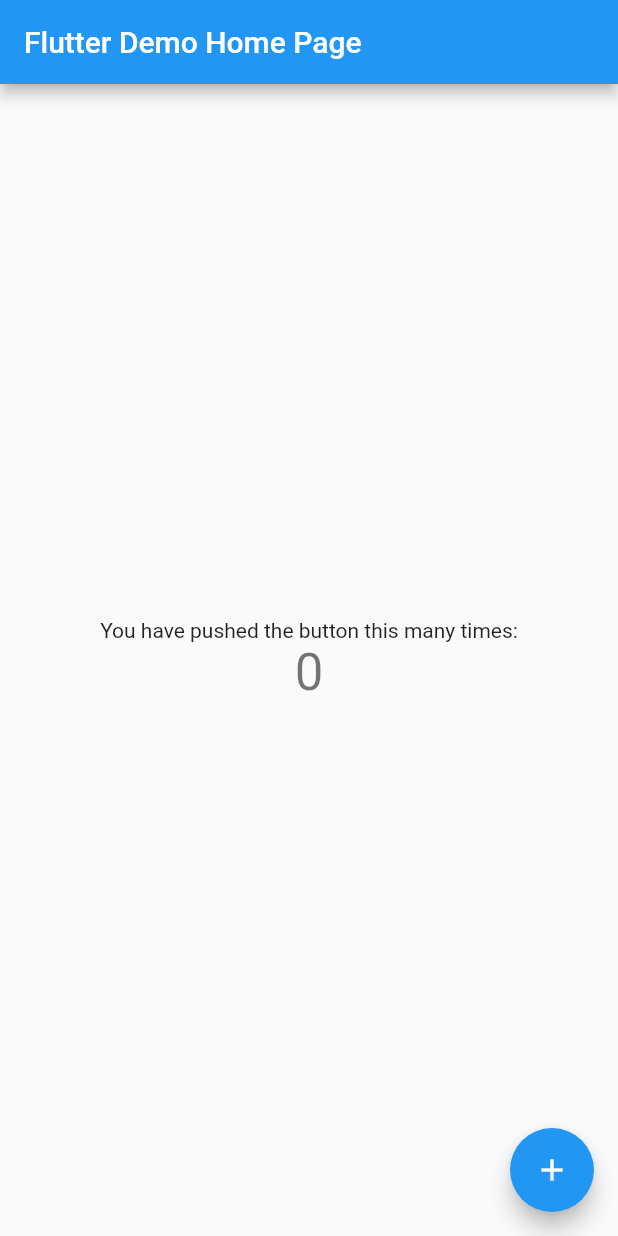
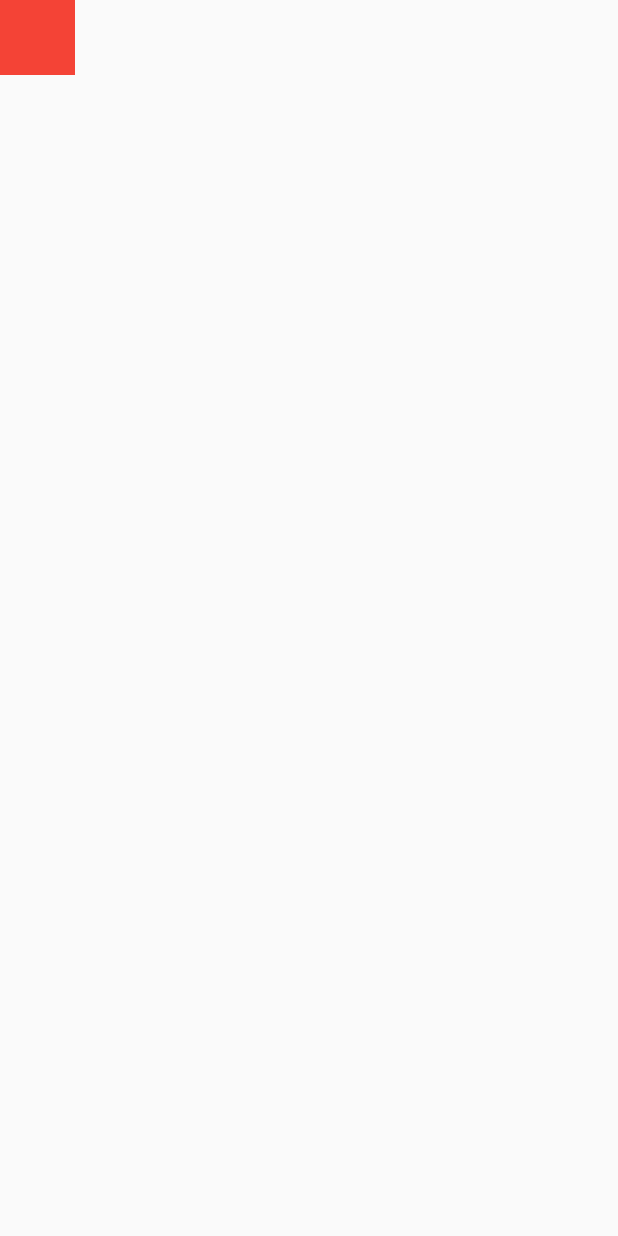
Before and after one commit to Muckesh/Ecom_ui, a Flutter app: the screen it shows after launch, on a phone screen of 412 x 824 dp. Run offline on Flutter 3.47's test engine with Material 2 defaults, Android fonts, the phone set to English and light mode, and no system bars.

Commit message:
setting up

```diff
--- /dev/null
+++ b/lib/colors/AppColors.dart
@@ -0,0 +1,11 @@
+import 'package:flutter/cupertino.dart';
+
+class AppColors {
+  static const primaryColor = Color(0xff675D5D);
+  static const secondayColor = Color(0xff52CFF1);
+  static const black = Color(0xff000000);
+  static const white = Color(0xffFFFFFF);
+  static const containerColor = Color(0xffB8B4B4);
+  static const btnColor = Color(0xff30C4EC);
+  static const priceColor = Color(0xff69F68A);
+}
--- a/lib/main.dart
+++ b/lib/main.dart
@@ -24,92 +24,22 @@
         // is not restarted.
         primarySwatch: Colors.blue,
       ),
-      home: const MyHomePage(title: 'Flutter Demo Home Page'),
+      home: const HomePage(),
     );
   }
 }
 
-class MyHomePage extends StatefulWidget {
-  const MyHomePage({Key? key, required this.title}) : super(key: key);
-
-  // This widget is the home page of your application. It is stateful, meaning
-  // that it has a State object (defined below) that contains fields that affect
-  // how it looks.
-
-  // This class is the configuration for the state. It holds the values (in this
-  // case the title) provided by the parent (in this case the App widget) and
-  // used by the build method of the State. Fields in a Widget subclass are
-  // always marked "final".
-
-  final String title;
-
-  @override
-  State<MyHomePage> createState() => _MyHomePageState();
-}
-
-class _MyHomePageState extends State<MyHomePage> {
-  int _counter = 0;
-
-  void _incrementCounter() {
-    setState(() {
-      // This call to setState tells the Flutter framework that something has
-      // changed in this State, which causes it to rerun the build method below
-      // so that the display can reflect the updated values. If we changed
-      // _counter without calling setState(), then the build method would not be
-      // called again, and so nothing would appear to happen.
-      _counter++;
-    });
-  }
+class HomePage extends StatelessWidget {
+  const HomePage({Key? key}) : super(key: key);
 
   @override
   Widget build(BuildContext context) {
-    // This method is rerun every time setState is called, for instance as done
-    // by the _incrementCounter method above.
-    //
-    // The Flutter framework has been optimized to make rerunning build methods
-    // fast, so that you can just rebuild anything that needs updating rather
-    // than having to individually change instances of widgets.
     return Scaffold(
-      appBar: AppBar(
-        // Here we take the value from the MyHomePage object that was created by
-        // the App.build method, and use it to set our appbar title.
-        title: Text(widget.title),
+      body: Container(
+        color: Colors.red,
+        height: 50,
+        width: 50,
       ),
-      body: Center(
-        // Center is a layout widget. It takes a single child and positions it
-        // in the middle of the parent.
-        child: Column(
-          // Column is also a layout widget. It takes a list of children and
-          // arranges them vertically. By default, it sizes itself to fit its
-          // children horizontally, and tries to be as tall as its parent.
-          //
-          // Invoke "debug painting" (press "p" in the console, choose the
-          // "Toggle Debug Paint" action from the Flutter Inspector in Android
-          // Studio, or the "Toggle Debug Paint" command in Visual Studio Code)
-          // to see the wireframe for each widget.
-          //
-          // Column has various properties to control how it sizes itself and
-          // how it positions its children. Here we use mainAxisAlignment to
-          // center the children vertically; the main axis here is the vertical
-          // axis because Columns are vertical (the cross axis would be
-          // horizontal).
-          mainAxisAlignment: MainAxisAlignment.center,
-          children: <Widget>[
-            const Text(
-              'You have pushed the button this many times:',
-            ),
-            Text(
-              '$_counter',
-              style: Theme.of(context).textTheme.headline4,
-            ),
-          ],
-        ),
-      ),
-      floatingActionButton: FloatingActionButton(
-        onPressed: _incrementCounter,
-        tooltip: 'Increment',
-        child: const Icon(Icons.add),
-      ), // This trailing comma makes auto-formatting nicer for build methods.
     );
   }
 }
--- a/pubspec.yaml
+++ b/pubspec.yaml
@@ -29,6 +29,7 @@
 dependencies:
   flutter:
     sdk: flutter
+
 
 
   # The following adds the Cupertino Icons font to your application.
```
